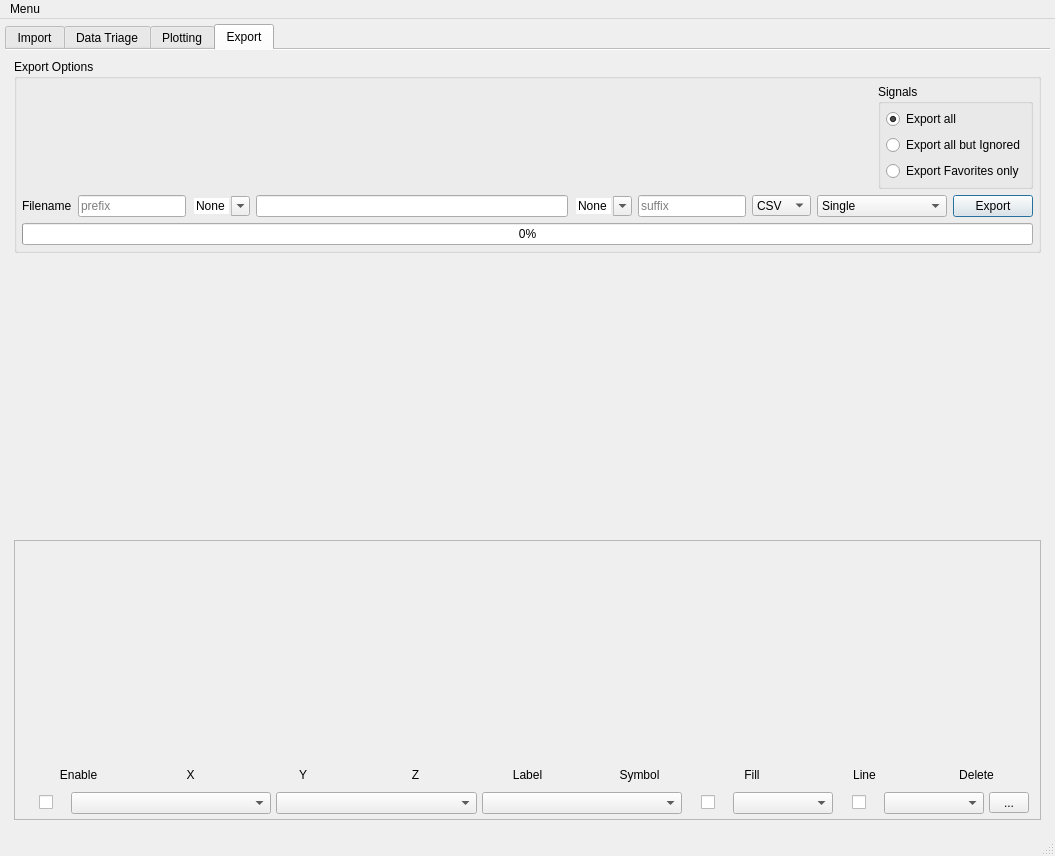
First picture: the form in colliderscope.ui, repository kevinanewman/colliderscope2024, before the edit.
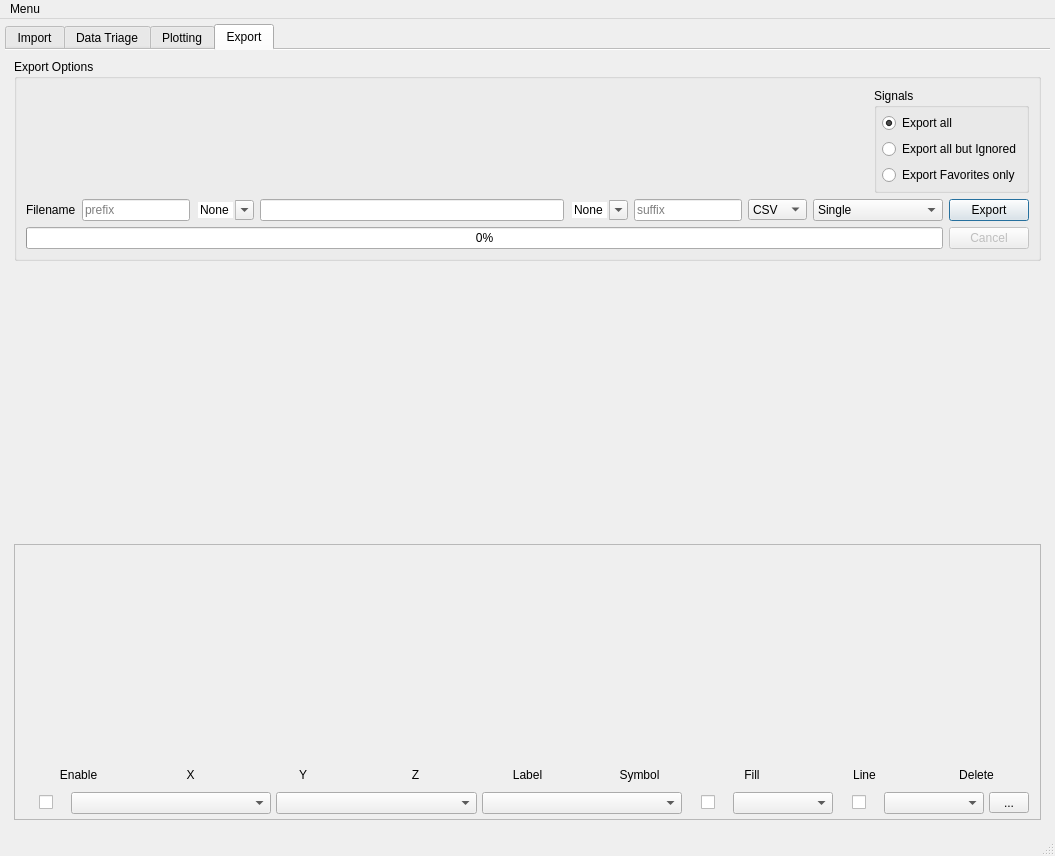
Second picture: the form after the edit. The open tabs and pages were chosen to show the change. Icons and pictures are not drawn. Custom widgets are drawn as their Qt base class.

Commit message: added export cancel button!

Patch:
```diff
--- a/colliderscope.ui
+++ b/colliderscope.ui
@@ -2189,19 +2189,7 @@
           <property name="title">
            <string>Export Options</string>
           </property>
-          <layout class="QVBoxLayout" name="verticalLayout_23" stretch="0,0,0">
-           <property name="leftMargin">
-            <number>5</number>
-           </property>
-           <property name="topMargin">
-            <number>5</number>
-           </property>
-           <property name="rightMargin">
-            <number>5</number>
-           </property>
-           <property name="bottomMargin">
-            <number>5</number>
-           </property>
+          <layout class="QVBoxLayout" name="verticalLayout_23">
            <item>
             <layout class="QHBoxLayout" name="horizontalLayout_11">
              <property name="spacing">
@@ -2516,6 +2504,8 @@
             </layout>
            </item>
            <item>
+            <layout class="QHBoxLayout" name="horizontalLayout_18">
+             <item>
             <widget class="QProgressBar" name="export_progressBar">
              <property name="maximum">
               <number>1</number>
@@ -2525,6 +2515,18 @@
              </property>
             </widget>
            </item>
+             <item>
+              <widget class="QPushButton" name="export_data_cancel_pushButton">
+               <property name="enabled">
+                <bool>false</bool>
+               </property>
+               <property name="text">
+                <string>Cancel</string>
+               </property>
+              </widget>
+             </item>
+            </layout>
+           </item>
           </layout>
          </widget>
         </item>
@@ -2555,7 +2557,7 @@
              <x>0</x>
              <y>0</y>
              <width>1019</width>
-             <height>272</height>
+             <height>257</height>
             </rect>
            </property>
            <layout class="QVBoxLayout" name="verticalLayout_14">
```
Left out of the diff: 17 changed lines with no effect on the pictures. Lines whose indentation alone changed are shown as unchanged. The commit also changes 2 other files.
